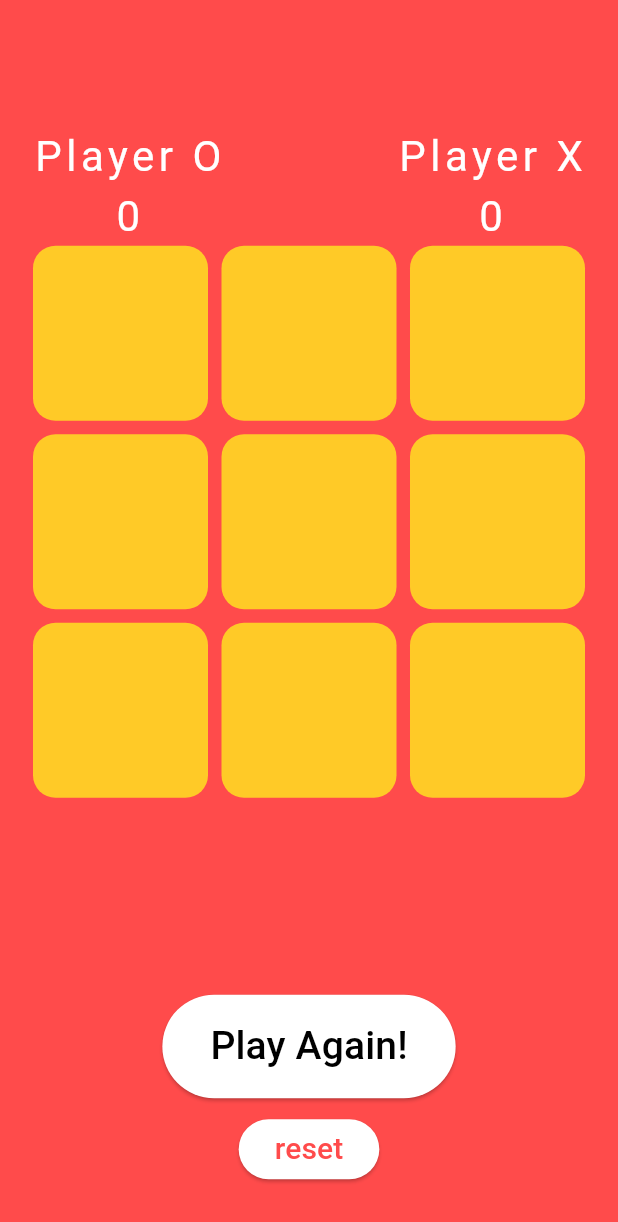
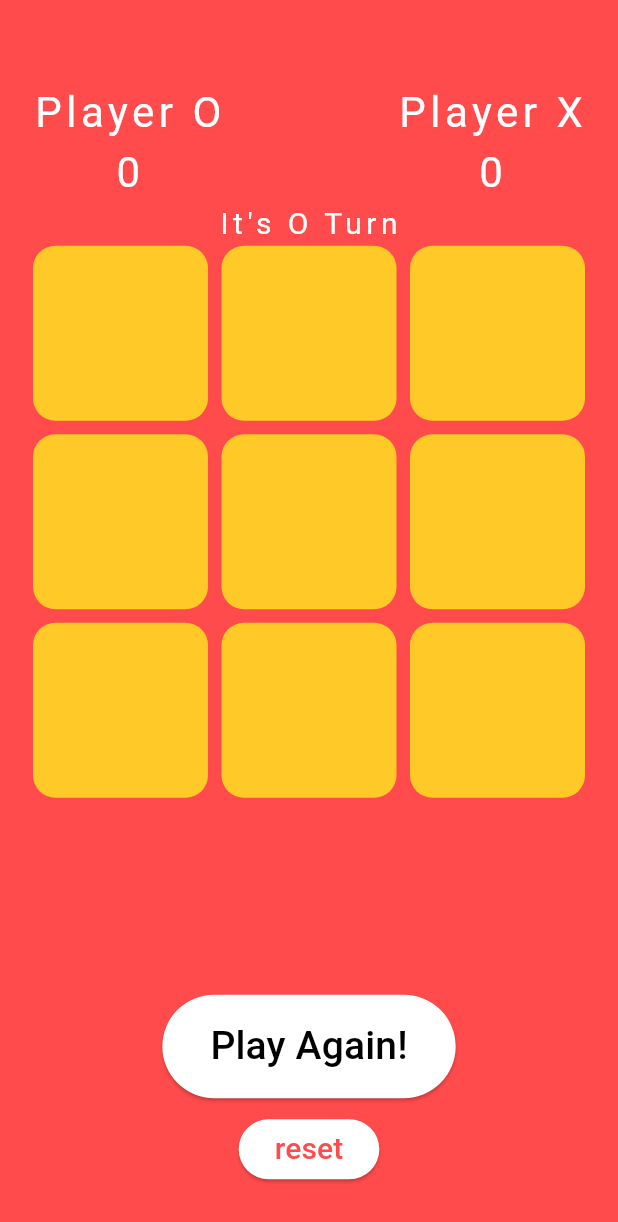
Before and after one commit to mido4315/TicTacToe, a Flutter app: the screen it shows after launch, on a phone screen of 412 x 824 dp. Shown: the top 1222 px of the screen. Run offline on Flutter 3.47's test engine with Material 2 defaults, Android fonts, the light colour scheme and no system bars; our stand-ins replace google_fonts; Roboto replaces fonts that are missing (Coiny).

Commit message:
fix glitch in score_board.dart

```diff
--- a/lib/features/game/presentation/widgets/score_board.dart
+++ b/lib/features/game/presentation/widgets/score_board.dart
@@ -10,8 +10,10 @@ class ScoreBoard extends StatelessWidget {
   Widget build(BuildContext context) {
     return Consumer<TicTacToeProvider>(
       builder: (context, state, child) {
-        return Container(
-          child: Row(
+        return Column(
+          mainAxisAlignment: MainAxisAlignment.end,
+          children: [
+            Row(
               mainAxisAlignment: MainAxisAlignment.spaceBetween,
               children: [
                 Column(
@@ -42,6 +44,13 @@ class ScoreBoard extends StatelessWidget {
                 ),
               ],
             ),
+            Text(
+              state.oTurn ? 'It\'s O Turn' : 'It\'s X Turn',
+              style: MainFonts.customFontWhite.copyWith(
+                fontSize: 20
+              ),
+            ),
+          ],
         );
       },
     );
```
Lines whose indentation alone changed are shown as unchanged.
